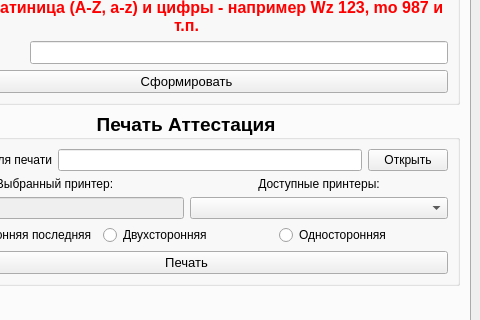
ant1cus/RSO_print, file designer/Main.ui: the form before one commit; both pictures show x 661 to 1141 and y 138 to 458 of the 1141 by 776 pixel window.
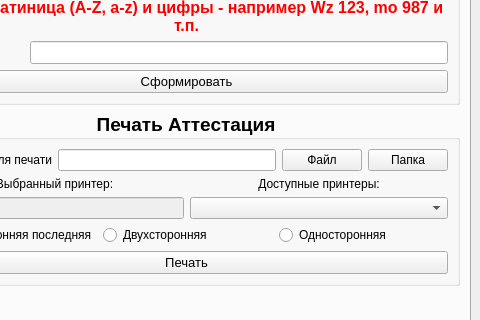
The form after the commit. The open tabs and pages were chosen to show the change.

Commit message: add print one file in certification print

What changed in the file:
```diff
--- a/designer/Main.ui
+++ b/designer/Main.ui
@@ -5801,14 +5801,28 @@
                </property>
               </widget>
              </item>
+             <item>
+              <widget class="QPushButton" name="pushButton_module_print_CL_start_path_print_file">
+               <property name="sizePolicy">
+                <sizepolicy hsizetype="Preferred" vsizetype="Fixed">
+                 <horstretch>0</horstretch>
+                 <verstretch>0</verstretch>
+                </sizepolicy>
+               </property>
+               <property name="font">
+                <font>
+                 <pointsize>9</pointsize>
+                 <weight>50</weight>
+                 <bold>false</bold>
+                </font>
+               </property>
+               <property name="text">
+                <string>Файл</string>
+               </property>
+              </widget>
+             </item>
              <item>
               <widget class="QPushButton" name="pushButton_module_print_CL_start_path_print_dir">
-               <property name="sizePolicy">
-                <sizepolicy hsizetype="Preferred" vsizetype="Fixed">
-                 <horstretch>0</horstretch>
-                 <verstretch>0</verstretch>
-                </sizepolicy>
-               </property>
                <property name="font">
                 <font>
                  <pointsize>9</pointsize>
@@ -5817,7 +5831,7 @@
                 </font>
                </property>
                <property name="text">
-                <string>Открыть</string>
+                <string>Папка</string>
                </property>
               </widget>
              </item>
```
Left out of the diff: 4 changed lines with no effect on the pictures. The commit also changes 4 other files.
